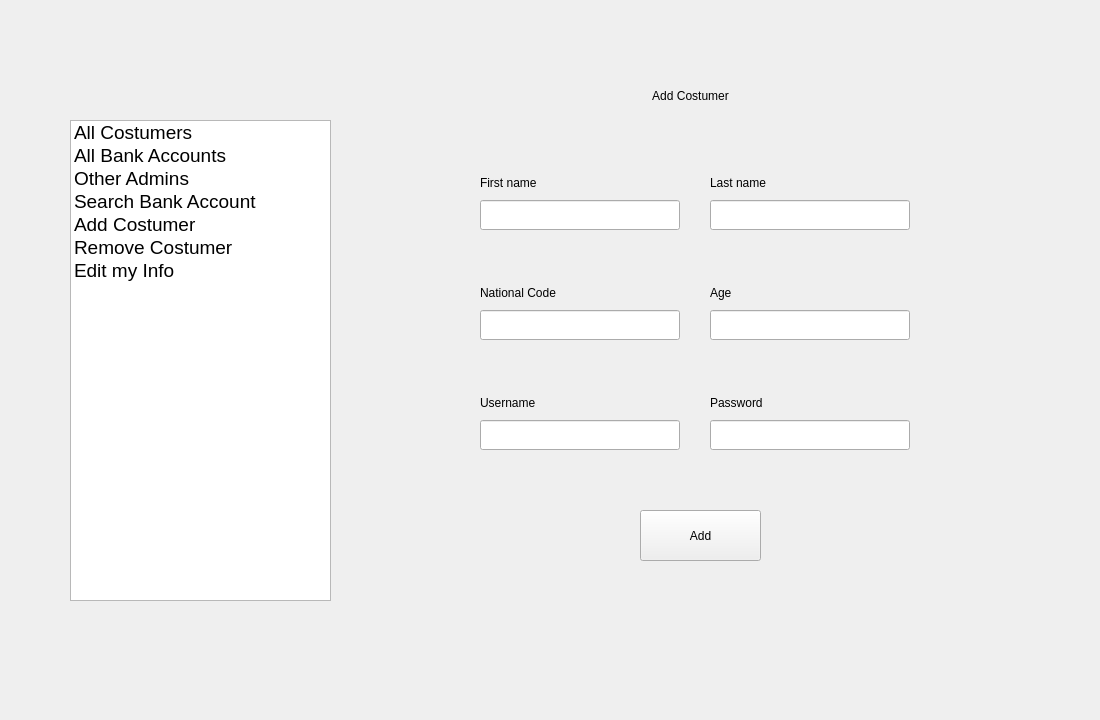
This is UIAP_Final/adminpanel.ui in a-HA7-z/UIAP_Final as Qt 5 draws it before an edit. The edited form follows.
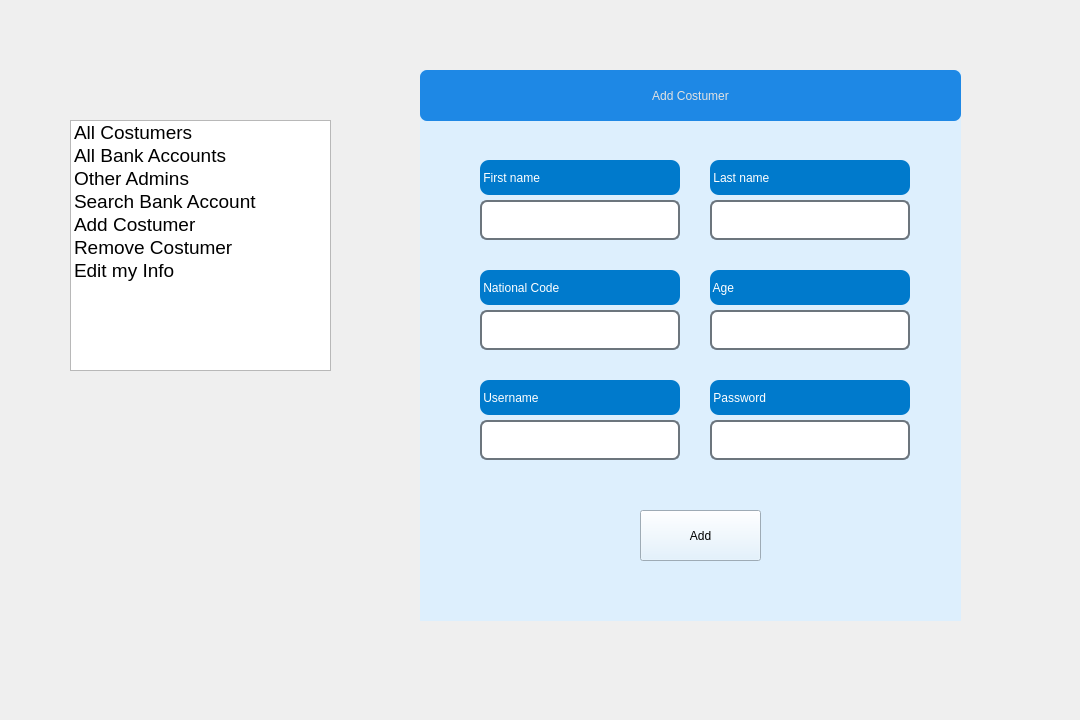
This is the edited form. The open tabs and pages were chosen to show the change. Icons and pictures are not drawn.

Commit message: admin panel appearance

```diff
--- a/UIAP_Final/adminpanel.ui
+++ b/UIAP_Final/adminpanel.ui
@@ -6,7 +6,7 @@
    <rect>
     <x>0</x>
     <y>0</y>
-    <width>1100</width>
+    <width>1080</width>
     <height>720</height>
    </rect>
   </property>
@@ -22,7 +22,7 @@
      <x>70</x>
      <y>120</y>
      <width>261</width>
-     <height>481</height>
+     <height>251</height>
     </rect>
    </property>
    <property name="focusPolicy">
@@ -111,6 +111,9 @@
      <height>551</height>
     </rect>
    </property>
+   <property name="styleSheet">
+    <string notr="true">background-color: rgb(221, 239, 253);</string>
+   </property>
    <property name="currentIndex">
     <number>1</number>
    </property>
@@ -326,26 +329,38 @@
      <property name="geometry">
       <rect>
        <x>60</x>
-       <y>100</y>
+       <y>90</y>
        <width>200</width>
-       <height>25</height>
+       <height>35</height>
       </rect>
      </property>
+     <property name="styleSheet">
+      <string notr="true">background-color: rgb(0, 122, 204);
+color: rgb(255, 255, 255);
+border-radius: 9px;
+font: 10pt &quot;HP Simplified Hans&quot;;</string>
+     </property>
      <property name="text">
-      <string>First name</string>
+      <string> First name</string>
      </property>
     </widget>
     <widget class="QLabel" name="label_5">
      <property name="geometry">
       <rect>
        <x>290</x>
-       <y>100</y>
+       <y>90</y>
        <width>200</width>
-       <height>25</height>
+       <height>35</height>
       </rect>
      </property>
+     <property name="styleSheet">
+      <string notr="true">background-color: rgb(0, 122, 204);
+color: rgb(255, 255, 255);
+border-radius: 9px;
+font: 10pt &quot;HP Simplified Hans&quot;;</string>
+     </property>
      <property name="text">
-      <string>Last name</string>
+      <string> Last name</string>
      </property>
     </widget>
     <widget class="QLineEdit" name="lNameEdit">
@@ -354,9 +369,16 @@
        <x>290</x>
        <y>130</y>
        <width>200</width>
-       <height>30</height>
+       <height>40</height>
       </rect>
      </property>
+     <property name="styleSheet">
+      <string notr="true">border-radius: 7px;
+font: 10pt &quot;Segoe UI&quot;;
+color: rgb(0, 0, 0);
+border: 2px solid  rgb(108, 117, 125);
+background-color: rgb(255, 255, 255);</string>
+     </property>
     </widget>
     <widget class="QLineEdit" name="fNameEdit">
      <property name="geometry">
@@ -364,9 +386,16 @@
        <x>60</x>
        <y>130</y>
        <width>200</width>
-       <height>30</height>
+       <height>40</height>
       </rect>
      </property>
+     <property name="styleSheet">
+      <string notr="true">border-radius: 7px;
+font: 10pt &quot;Segoe UI&quot;;
+color: rgb(0, 0, 0);
+border: 2px solid  rgb(108, 117, 125);
+background-color: rgb(255, 255, 255);</string>
+     </property>
     </widget>
     <widget class="QLineEdit" name="nationalCodeEdit">
      <property name="geometry">
@@ -374,9 +403,16 @@
        <x>60</x>
        <y>240</y>
        <width>200</width>
-       <height>30</height>
+       <height>40</height>
       </rect>
      </property>
+     <property name="styleSheet">
+      <string notr="true">border-radius: 7px;
+font: 10pt &quot;Segoe UI&quot;;
+color: rgb(0, 0, 0);
+border: 2px solid  rgb(108, 117, 125);
+background-color: rgb(255, 255, 255);</string>
+     </property>
     </widget>
     <widget class="QLineEdit" name="ageEdit">
      <property name="geometry">
@@ -384,9 +420,16 @@
        <x>290</x>
        <y>240</y>
        <width>200</width>
-       <height>30</height>
+       <height>40</height>
       </rect>
      </property>
+     <property name="styleSheet">
+      <string notr="true">border-radius: 7px;
+font: 10pt &quot;Segoe UI&quot;;
+color: rgb(0, 0, 0);
+border: 2px solid  rgb(108, 117, 125);
+background-color: rgb(255, 255, 255);</string>
+     </property>
     </widget>
     <widget class="QLineEdit" name="userEdit">
      <property name="geometry">
@@ -394,9 +437,16 @@
        <x>60</x>
        <y>350</y>
        <width>200</width>
-       <height>30</height>
+       <height>40</height>
       </rect>
      </property>
+     <property name="styleSheet">
+      <string notr="true">border-radius: 7px;
+font: 10pt &quot;Segoe UI&quot;;
+color: rgb(0, 0, 0);
+border: 2px solid  rgb(108, 117, 125);
+background-color: rgb(255, 255, 255);</string>
+     </property>
     </widget>
     <widget class="QLineEdit" name="passEdit">
      <property name="geometry">
@@ -404,9 +454,16 @@
        <x>290</x>
        <y>350</y>
        <width>200</width>
-       <height>30</height>
+       <height>40</height>
       </rect>
      </property>
+     <property name="styleSheet">
+      <string notr="true">border-radius: 7px;
+font: 10pt &quot;Segoe UI&quot;;
+color: rgb(0, 0, 0);
+border: 2px solid  rgb(108, 117, 125);
+background-color: rgb(255, 255, 255);</string>
+     </property>
     </widget>
     <widget class="QLabel" name="label_7">
      <property name="geometry">
@@ -417,6 +474,12 @@
        <height>51</height>
       </rect>
      </property>
+     <property name="styleSheet">
+      <string notr="true">background-color: rgb(30, 136, 229);
+color: rgb(225,225,225);
+font: 12pt &quot;Segoe UI&quot;;
+border-radius: 7px;</string>
+     </property>
      <property name="text">
       <string>Add Costumer</string>
      </property>
@@ -428,52 +491,76 @@
      <property name="geometry">
       <rect>
        <x>60</x>
-       <y>210</y>
+       <y>200</y>
        <width>200</width>
-       <height>25</height>
+       <height>35</height>
       </rect>
      </property>
+     <property name="styleSheet">
+      <string notr="true">background-color: rgb(0, 122, 204);
+color: rgb(255, 255, 255);
+border-radius: 9px;
+font: 10pt &quot;HP Simplified Hans&quot;;</string>
+     </property>
      <property name="text">
-      <string>National Code</string>
+      <string> National Code</string>
      </property>
     </widget>
     <widget class="QLabel" name="label_9">
      <property name="geometry">
       <rect>
        <x>290</x>
-       <y>210</y>
+       <y>200</y>
        <width>200</width>
-       <height>25</height>
+       <height>35</height>
       </rect>
      </property>
+     <property name="styleSheet">
+      <string notr="true">background-color: rgb(0, 122, 204);
+color: rgb(255, 255, 255);
+border-radius: 9px;
+font: 10pt &quot;HP Simplified Hans&quot;;</string>
+     </property>
      <property name="text">
-      <string>Age</string>
+      <string> Age</string>
      </property>
     </widget>
     <widget class="QLabel" name="label_10">
      <property name="geometry">
       <rect>
        <x>60</x>
-       <y>320</y>
+       <y>310</y>
        <width>200</width>
-       <height>25</height>
+       <height>35</height>
       </rect>
      </property>
+     <property name="styleSheet">
+      <string notr="true">background-color: rgb(0, 122, 204);
+color: rgb(255, 255, 255);
+border-radius: 9px;
+font: 10pt &quot;HP Simplified Hans&quot;;</string>
+     </property>
      <property name="text">
-      <string>Username</string>
+      <string> Username</string>
      </property>
     </widget>
     <widget class="QLabel" name="label_11">
      <property name="geometry">
       <rect>
        <x>290</x>
-       <y>320</y>
+       <y>310</y>
        <width>200</width>
-       <height>25</height>
+       <height>35</height>
       </rect>
      </property>
+     <property name="styleSheet">
+      <string notr="true">background-color: rgb(0, 122, 204);
+color: rgb(255, 255, 255);
+border-radius: 9px;
+font: 10pt &quot;HP Simplified Hans&quot;;</string>
+     </property>
      <property name="text">
-      <string>Password</string>
+      <string> Password</string>
      </property>
     </widget>
     <widget class="QPushButton" name="pushButton">
@@ -758,6 +845,25 @@
     </widget>
    </widget>
   </widget>
+  <widget class="QLabel" name="background">
+   <property name="geometry">
+    <rect>
+     <x>0</x>
+     <y>0</y>
+     <width>1080</width>
+     <height>720</height>
+    </rect>
+   </property>
+   <property name="styleSheet">
+    <string notr="true">background-image: url(:/background1/panelImage.png);</string>
+   </property>
+   <property name="text">
+    <string/>
+   </property>
+  </widget>
+  <zorder>background</zorder>
+  <zorder>AdminOptions</zorder>
+  <zorder>stackedWidget</zorder>
  </widget>
  <resources/>
  <connections>
```
Left out of the diff: 194 changed lines with no effect on the pictures. The commit also changes 5 other files.
